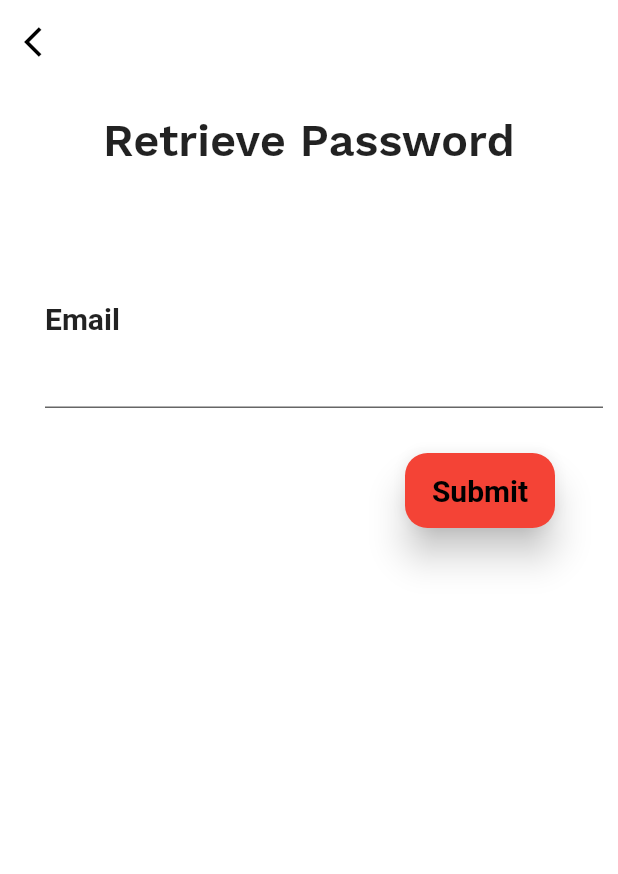
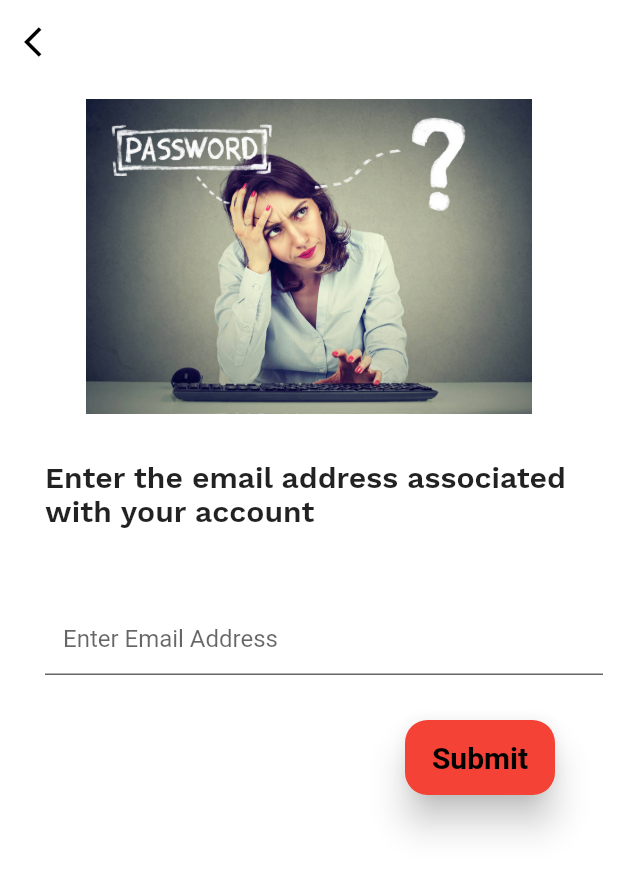
Before and after one commit to Phelickz/campus, a Flutter app: the ForgotPassword screen opened directly, on a phone screen of 412 x 824 dp. Shown: the top 874 px of the screen. Run offline on Flutter 3.47's test engine with Material 2 defaults, Android fonts, the phone set to English and light mode, and no system bars; our stand-ins replace auto_size_text, firebase_auth, font_awesome_flutter, google_sign_in; accounts and stored records are empty; project files that could hold a hidden picture were left out.

Commit message:
new changes to reset password page

```diff
--- a/lib/screens/forgotPassword.dart
+++ b/lib/screens/forgotPassword.dart
@@ -28,35 +28,59 @@ class _ForgotPasswordState extends State<ForgotPassword> {
           onPressed: (){Navigator.pop(context);}),
 
       ),
-      body: Form(
+      body: SingleChildScrollView(
+              child: Column(
+
+                children: <Widget>[
+                  showAlert(),
+                  SizedBox(height: 10),
+        Container(
+          decoration: BoxDecoration(
+            image: DecorationImage(
+              fit: BoxFit.contain,
+              image: AssetImage("assets/images/shutterstock_remember_password.jpg")),
+
+            color: Colors.white
+          ),
+
+          height: 210,
+          width: double.infinity,
+        ),
+        SizedBox(height: 20,),
+        Form(
           key: formKey,
                   child: Column(
             mainAxisAlignment: MainAxisAlignment.start,
             crossAxisAlignment: CrossAxisAlignment.start,
             children: <Widget>[
-            showAlert(),
+
                 Center(
-              child: Text('Retrieve Password',
+                  child: Padding(
+                    padding: const EdgeInsets.only(left: 30, top: 10),
+                    child: Text('Enter the email address associated with your account',
                       style: TextStyle(
                         fontFamily: "WorkSansSemiBold",
-                  fontSize: 30,
-                  fontWeight: FontWeight.bold
-                ),)),
-                SizedBox(height: 90),
-                Padding(
-                  padding: const EdgeInsets.only(left: 30),
-                  child: Text('Email',
-                    style: TextStyle(
                         fontSize: 20,
                         fontWeight: FontWeight.bold
                       ),),
-                ),
+                  )),
+                    SizedBox(height: 50),
+                    // Padding(
+                    //   padding: const EdgeInsets.only(left: 30),
+                    //   child: Text('Email',
+                    //     style: TextStyle(
+                    //       fontSize: 20,
+                    //       fontWeight: FontWeight.bold
+                    //     ),),
+                    // ),
                     Padding(
                       padding: const EdgeInsets.only(left: 30, right: 10),
                       child: TextFormField(
                         validator: EmailValidator.validate,
                         controller: emailController,
                         decoration: InputDecoration(
+                          hintText: 'Enter Email Address',
+
                           filled: true,
                           fillColor: Colors.white,
 
@@ -89,9 +113,12 @@ class _ForgotPasswordState extends State<ForgotPassword> {
                             if (form.validate()) {
                               try {
                                  _error = 'A reset password link has been sent to ${emailController.text}';
-
+                                setState(() {
+                                  _error = _error;
+                                });
                                 Provider.of<AuthenticationState>(context, listen: false).forgotPassword(emailController.text);
-
+                                // Navigator.push(context,
+              // MaterialPageRoute(builder: (context) => ForgotPassword()));
                               } catch (e){
                                 print(e);
                               }
@@ -102,6 +129,8 @@ class _ForgotPasswordState extends State<ForgotPassword> {
                       ),
                     )
             ],
+          ),
+        ),]
               ),
       ),
     );
@@ -135,9 +164,9 @@ class _ForgotPasswordState extends State<ForgotPassword> {
       );
     }
     return Container(
-      height: 20,
+      height: 0,
       width: double.infinity,
-      color: Colors.white,
+      color: Colors.red,
       child: SizedBox(height: 20));
   }
 }
--- a/lib/screens/login_page.dart
+++ b/lib/screens/login_page.dart
@@ -387,7 +387,7 @@ class _LoginPageState extends State<LoginPage>
                  } catch (e) {
                    print(e);
                    setState(() {
-
+                     _error = e.message;
                      print(_error);
                    });
 
--- a/lib/screens/profile.dart
+++ b/lib/screens/profile.dart
@@ -241,9 +241,12 @@ class _ProfileState extends State<Profile> {
 
   PopupMenuButton getAction (BuildContext context){
     return PopupMenuButton<int>(
+      icon: Icon(Icons.more_horiz, color: Colors.black,),
       itemBuilder: (context) => [
         PopupMenuItem(
+
           value: 1,
+
           child: Text('Logout'))
       ],
       onSelected: (value) {
--- a/lib/services/auth.dart
+++ b/lib/services/auth.dart
@@ -8,6 +8,7 @@ import 'constants.dart';
 
 final FirebaseAuth _auth = FirebaseAuth.instance;
 final GoogleSignIn _googleSignIn = GoogleSignIn();
+String error;
 
 
 Map<String, String> exposeUser({@required kUsername, @required kUID}) {
@@ -80,7 +81,7 @@ Future<Map<String, String>> signUp(String email, String password, String name) a
 }
 
   Future<Map<String, String>> signIn(String email, String password,) async {
-    String error;
+
    try{ AuthResult result = await _auth.signInWithEmailAndPassword(
       email: email.trim(),
       password: password);
--- a/lib/state/authstate.dart
+++ b/lib/state/authstate.dart
@@ -58,11 +58,13 @@ class AuthenticationState with ChangeNotifier{
 
   void signup(email, password, username){
     signUp(email, password, username);
+    notifyListeners();
   }
 
   void login(email, password,) {
     try{
       signIn(email, password,);
+      notifyListeners();
   } catch (e) {
     print(e);
   }
--- a/pubspec.yaml
+++ b/pubspec.yaml
@@ -56,6 +56,8 @@ flutter:
      - assets/images/photo-1461280360983-bd93eaa5051b.jpeg
      - assets/images/arqcoaster_2x.png
      - assets/images/IMG_20190412_163310_101.jpg
+     - assets/images/girl-hand-on-head-forgot-260nw-1465714259.jpg
+     - assets/images/shutterstock_remember_password.jpg
 
   fonts:
     - family: WorkSansSemiBold
```
Also changed, not shown: assets/images/girl-hand-on-head-forgot-260nw-1465714259.jpg (added), assets/images/shutterstock_remember_password.jpg (added). Lines whose indentation alone changed are shown as unchanged.
